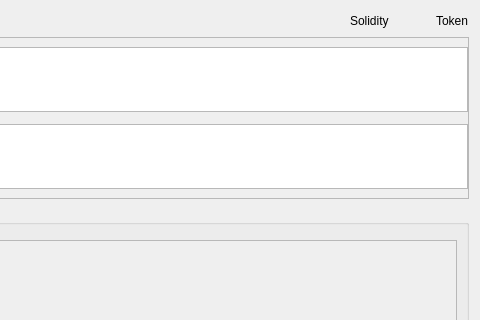
Above: src/qt/forms/createcontract.ui from FantasyGold/FantasyGold-Core before the change; both pictures show x 226 to 706 and y 0 to 320 of the 706 by 587 pixel window. Below: the same form after it.
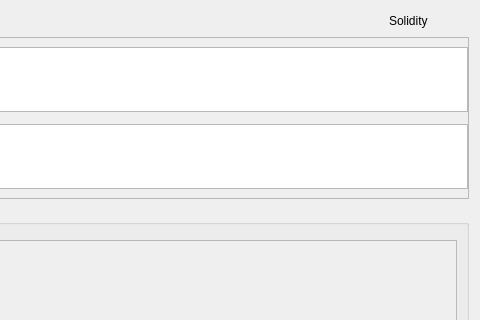
That is the form after the change. Custom widgets are drawn as their Qt base class.

```diff
--- a/src/qt/forms/createcontract.ui
+++ b/src/qt/forms/createcontract.ui
@@ -74,13 +74,6 @@
            </property>
           </widget>
          </item>
-         <item>
-          <widget class="QLabel" name="labelToken">
-           <property name="text">
-            <string>Token</string>
-           </property>
-          </widget>
-         </item>
         </layout>
        </item>
        <item>
```
